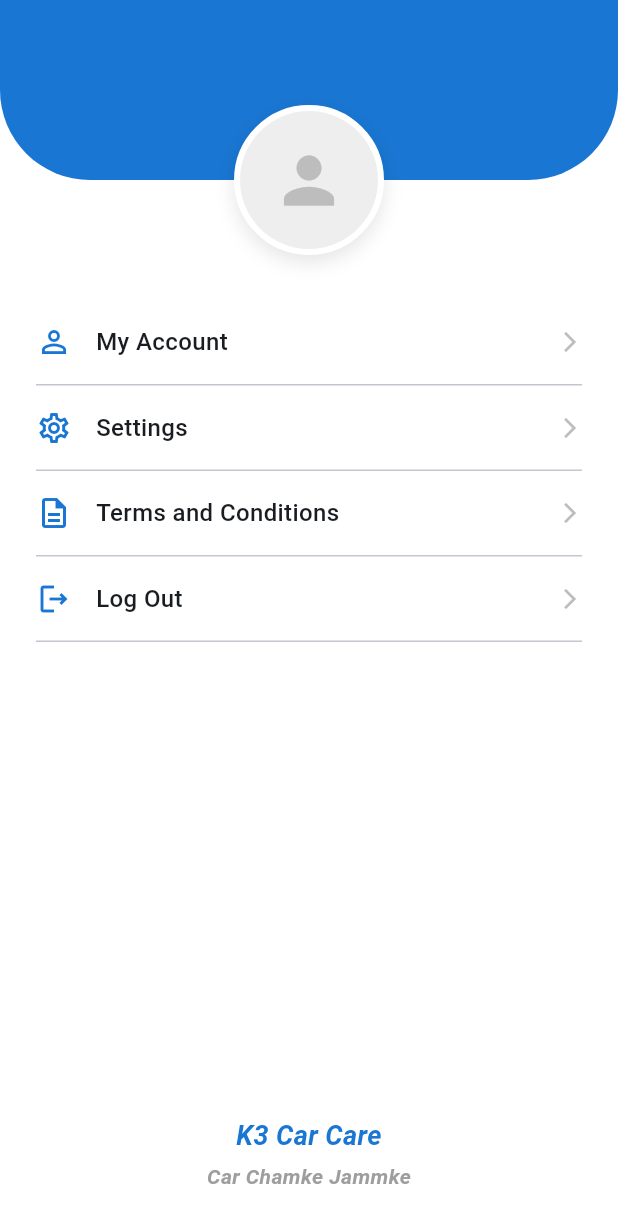
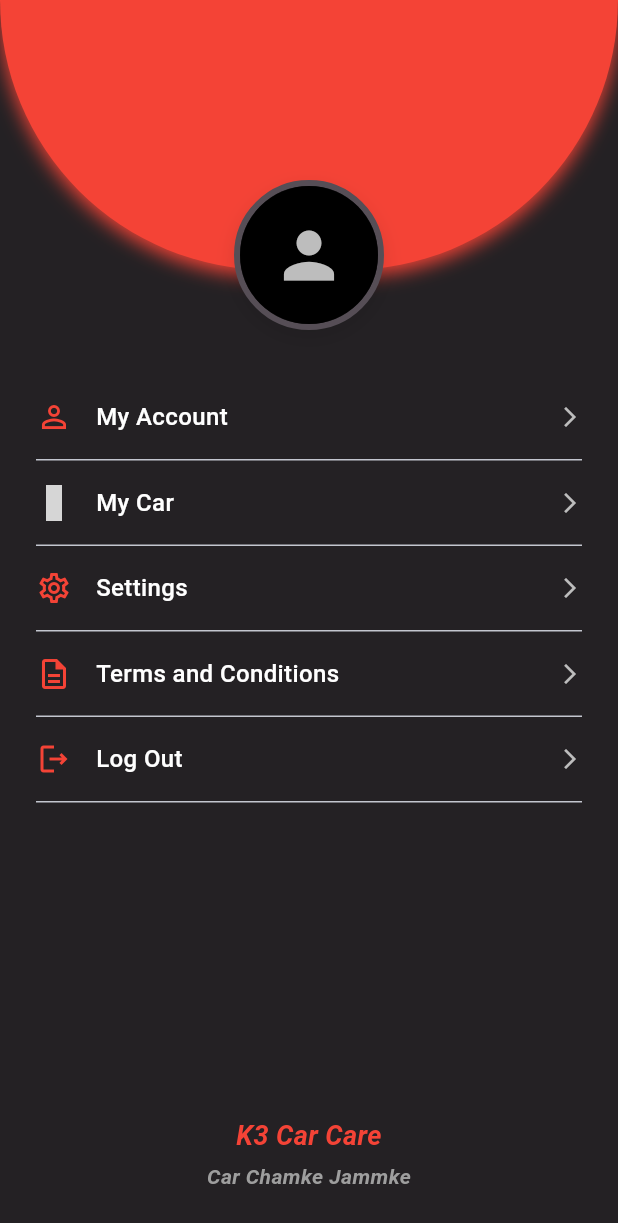
Before and after one commit to Priyammaurya1/k3-car-care, a Flutter app: the ProfileScreen screen opened directly, on a phone screen of 412 x 824 dp. Shown: the top 1223 px of the screen. Run offline on Flutter 3.47's test engine with Material 3 defaults, Android fonts, the phone set to English and light mode, and no system bars; our stand-ins replace get, iconsax; network calls fail; Roboto replaces fonts that are missing (Poppins); grey boxes are pictures that could not be loaded.

```diff
--- a/lib/screens/profile_screen.dart
+++ b/lib/screens/profile_screen.dart
@@ -1,4 +1,6 @@
 import 'package:flutter/material.dart';
+import 'package:iconsax/iconsax.dart';
+import 'package:k3carcare/utils/colors.dart';
 import 'package:k3carcare/widgets/company_footer.dart';
 import 'package:k3carcare/widgets/menu_options.dart';
 import 'package:k3carcare/widgets/profile_avatar.dart';
@@ -9,7 +11,7 @@ class ProfileScreen extends StatelessWidget {
   @override
   Widget build(BuildContext context) {
     return Scaffold(
-      backgroundColor: Colors.white,
+      backgroundColor: KColors.primaryBackground,
       body: SafeArea(
         child: Column(
           children: [
@@ -24,6 +26,10 @@ class ProfileScreen extends StatelessWidget {
                       title: 'My Account',
                       icon: Icons.person_outline,
                       isFirst: true,
+                    ),
+                    const MenuOption(
+                      title: 'My Car',
+                      icon: Iconsax.car,
                     ),
                     const MenuOption(
                       title: 'Settings',
--- a/lib/utils/colors.dart
+++ b/lib/utils/colors.dart
@@ -2,7 +2,7 @@ import 'package:flutter/material.dart';
 
 class KColors {
   // App theme colors
-  static const Color primary = Color(0xFF4b68ff);
+  static const Color primary = Colors.red;
 
   // List card colors
   static const Color cardColor = Color(0xff564E56);
--- a/lib/widgets/company_footer.dart
+++ b/lib/widgets/company_footer.dart
@@ -1,4 +1,5 @@
 import 'package:flutter/material.dart';
+import 'package:k3carcare/utils/colors.dart';
 
 class CompanyFooter extends StatelessWidget {
   const CompanyFooter({super.key});
@@ -13,7 +14,7 @@ class CompanyFooter extends StatelessWidget {
             fontSize: 18,
             fontWeight: FontWeight.bold,
             fontStyle: FontStyle.italic,
-            color: Theme.of(context).colorScheme.primary,
+            color: KColors.primary,
           ),
         ),
         const SizedBox(height: 4),
--- a/lib/widgets/menu_options.dart
+++ b/lib/widgets/menu_options.dart
@@ -1,4 +1,5 @@
 import 'package:flutter/material.dart';
+import 'package:k3carcare/utils/colors.dart';
 
 class MenuOption extends StatelessWidget {
   final String title;
@@ -30,12 +31,13 @@ class MenuOption extends StatelessWidget {
                 Icon(
                   icon,
                   size: 24,
-                  color: Theme.of(context).colorScheme.primary,
+                  color: KColors.primary,
                 ),
                 const SizedBox(width: 16),
                 Text(
                   title,
                   style: const TextStyle(
+                    color: KColors.textTitle,
                     fontSize: 16,
                     fontWeight: FontWeight.w500,
                   ),
--- a/lib/widgets/profile_avatar.dart
+++ b/lib/widgets/profile_avatar.dart
@@ -1,4 +1,5 @@
 import 'package:flutter/material.dart';
+import 'package:k3carcare/utils/colors.dart';
 
 class ProfileAvatar extends StatelessWidget {
   const ProfileAvatar({super.key});
@@ -12,30 +13,34 @@ class ProfileAvatar extends StatelessWidget {
       children: [
         Container(
           width: screenWidth,
-          height: 120,
+          height: 180,
           decoration: BoxDecoration(
-            color: Theme.of(context).colorScheme.primary,
+            color: KColors.primary,
             borderRadius: const BorderRadius.only(
-              bottomLeft: Radius.circular(60),
-              bottomRight: Radius.circular(60),
+              bottomLeft: Radius.circular(200),
+              bottomRight: Radius.circular(200),
             ),
+            boxShadow: [
+              BoxShadow(
+                color: KColors.primary,
+                blurRadius: 10,
+                offset: const Offset(0, 4),
+              ),
+            ],
           ),
         ),
         Padding(
-          padding: const EdgeInsets.only(top: 70),
+          padding: const EdgeInsets.only(top: 120),
           child: Container(
             width: 100,
             height: 100,
             decoration: BoxDecoration(
-              color: Colors.white,
+              color: KColors.primaryBackground,
               shape: BoxShape.circle,
-              border: Border.all(
-                color: Colors.white,
-                width: 4,
-              ),
+              border: Border.all(color: KColors.cardColor, width: 4),
               boxShadow: [
                 BoxShadow(
-                  color: Colors.black.withValues(alpha:  0.1),
+                  color: Colors.black.withValues(alpha: 0.1),
                   blurRadius: 10,
                   offset: const Offset(0, 5),
                 ),
@@ -47,7 +52,7 @@ class ProfileAvatar extends StatelessWidget {
                 fit: BoxFit.cover,
                 errorBuilder: (context, error, stackTrace) {
                   return Container(
-                    color: Colors.grey.shade200,
+                    color: Colors.black,
                     child: Icon(
                       Icons.person,
                       size: 50,
--- a/lib/widgets/service_card.dart
+++ b/lib/widgets/service_card.dart
@@ -68,7 +68,7 @@ class ServiceCard extends StatelessWidget {
                     style: TextStyle(
                       fontSize: 14,
                       fontWeight: FontWeight.bold,
-                      color: Colors.blue.shade700,
+                      color: Colors.red.shade700,
                     ),
                   ),
                 ],
@@ -79,7 +79,7 @@ class ServiceCard extends StatelessWidget {
             ElevatedButton(
               onPressed: onBookPressed,
               style: ElevatedButton.styleFrom(
-                backgroundColor: Colors.blue,
+                backgroundColor: Colors.red,
                 foregroundColor: Colors.white,
                 shape: RoundedRectangleBorder(
                   borderRadius: BorderRadius.circular(20),
--- a/lib/widgets/services_divider.dart
+++ b/lib/widgets/services_divider.dart
@@ -2,12 +2,12 @@ import 'package:flutter/material.dart';
 import 'package:k3carcare/utils/colors.dart';
 import '../utils/constants.dart';
 
-class ServicesDivider extends StatelessWidget {
+class CustomDivider extends StatelessWidget {
   final String text;
 
-  const ServicesDivider({
+  const CustomDivider({
     super.key,
-    this.text = "Services",
+    required this.text,
   });
 
   @override
```
Also changed, not shown: lib/bottom_nav_bar.dart (+10 -4 lines), lib/screens/cart_screen.dart (added, +213 -0 lines), lib/screens/home_page.dart (+14 -5 lines), lib/screens/payment_screen.dart (deleted, +0 -116 lines), lib/screens/products_screen.dart (added, +10 -0 lines), lib/screens/services_screens.dart (+2 -17 lines), lib/widgets/service_list.dart (+3 -10 lines).
